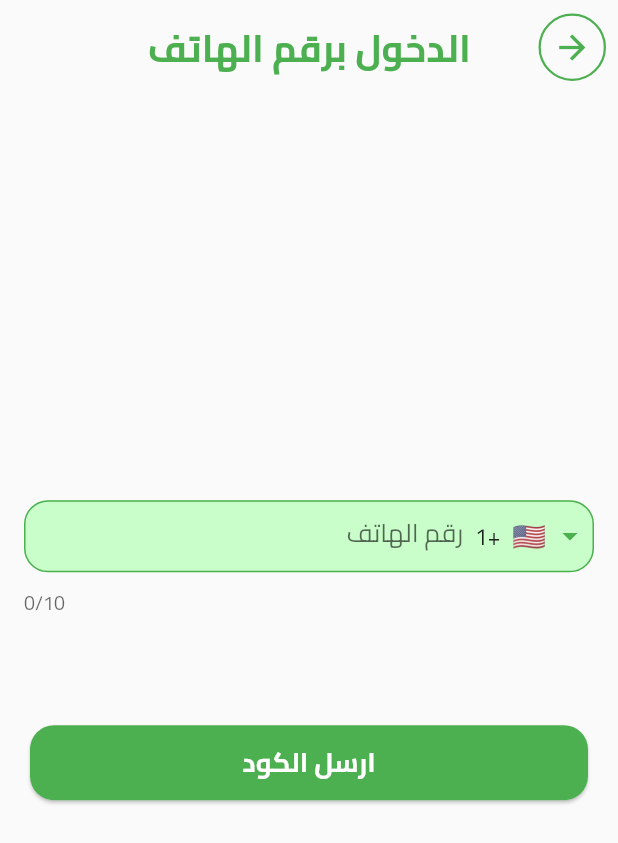
After one commit to yassabadr4/ween, a Flutter app: the PhoneAuthView screen opened by its route, on a phone screen of 412 x 824 dp. The commit adds this screen. Shown: the top 843 px of the screen. Run offline on Flutter 3.47's test engine with Material 2 defaults, Android fonts, the phone set to English and light mode, and no system bars; drawn by our look-alikes of intl_phone_field; our stand-ins replace bloc, cached_network_image, carousel_slider, firebase_auth, firebase_core, flutter_bloc and 5 more; accounts and stored records are empty.

Commit message:
phone auth cubit

```diff
--- a/lib/core/componants/colors.dart
+++ b/lib/core/componants/colors.dart
@@ -1,9 +1,8 @@
-import 'dart:ui';
 import 'package:flutter/material.dart';
 
 double height = 1.75;
 const Color kBlack = Color(0xff17182a);
 const Color kPrimary = Colors.green;
-const Color kSecondary = Color(0xff91b6ee);
+const Color kSecondary = Color.fromARGB(255, 201, 254, 203);
 const Color kSecondary2 = Color(0xffcce6ff);
 const Color kWhiteColor = Color(0xffffffff);
--- a/lib/core/function/app_router.dart
+++ b/lib/core/function/app_router.dart
@@ -1,7 +1,8 @@
 import 'package:go_router/go_router.dart';
-import 'package:ween/features/Auth/forget_password.dart';
-import 'package:ween/features/Auth/login_page.dart';
-import 'package:ween/features/Auth/otp_page.dart';
+import 'package:ween/features/Auth/presentation/views/forget_password.dart';
+import 'package:ween/features/Auth/presentation/views/login_page.dart';
+import 'package:ween/features/Auth/presentation/views/otp_view.dart';
+import 'package:ween/features/Auth/presentation/views/phone_auth_view.dart';
 import 'package:ween/features/Home/presentaion/views/search_view.dart';
 import 'package:ween/features/Home/presentaion/views/setting_view.dart';
 import '../../Features/Splash/splash_view.dart';
@@ -20,7 +21,9 @@ abstract class AppRouter {
   static const kLogInPage = '/LogInPage';
   static const kCreateView = '/CreateView';
   static const kForgetPassword = '/ForgetPassword';
-  static const kOtpPage = '/OtpPage';
+  static const kOtpView = '/OtpView';
+    static const kPhoneAuthView = '/PhoneAuthView';
+
   static const kSettingView = '/Setting';
   static const kSearchView = '/SearchView';
 
@@ -39,7 +42,7 @@ abstract class AppRouter {
     ),
     GoRoute(
       path: kHomeView,
-      builder: (context, state) =>  HomeView(),
+      builder: (context, state) => HomeView(),
     ),
     GoRoute(
       path: kDetailsView,
@@ -58,12 +61,16 @@ abstract class AppRouter {
       builder: (context, state) => const ForgetPassword(),
     ),
     GoRoute(
-      path: kOtpPage,
-      builder: (context, state) => const OtpPage(),
+      path: kOtpView,
+      builder: (context, state) => const OtpView(),
+    ),
+    GoRoute(
+      path: kPhoneAuthView,
+      builder: (context, state) => const PhoneAuthView(),
     ),
     GoRoute(
       path: kSettingView,
-      builder: (context, state) => SettingView(),
+      builder: (context, state) => const SettingView(),
     ),
     GoRoute(
       path: kSearchView,
--- /dev/null
+++ b/lib/features/Auth/presentation/maneger/cubit/auth_state.dart
@@ -0,0 +1,17 @@
+
+
+abstract class PhoneAuthState {}
+
+class PhoneAuthInitial extends PhoneAuthState {}
+
+class LoadingState extends PhoneAuthState {}
+
+class ErrorOccurred extends PhoneAuthState {
+  final String errorMsg;
+
+  ErrorOccurred({required this.errorMsg});
+}
+
+class PhoneNumberSubmited extends PhoneAuthState{}
+
+class PhoneOTPVerified extends PhoneAuthState{}
--- /dev/null
+++ b/lib/features/Auth/presentation/views/phone_auth_view.dart
@@ -0,0 +1,108 @@
+import 'package:flutter/material.dart';
+import 'package:flutter_bloc/flutter_bloc.dart';
+import 'package:go_router/go_router.dart';
+import 'package:pinput/pinput.dart';
+import 'package:ween/core/componants/buttons/circle_button.dart';
+import 'package:ween/core/componants/colors.dart';
+import 'package:ween/features/Auth/presentation/maneger/cubit/auth_cubit.dart';
+import 'package:ween/features/Auth/presentation/maneger/cubit/auth_state.dart';
+import 'package:ween/features/Auth/presentation/views/widgets/custom_phone_field.dart';
+import '../../../../core/componants/buttons/custom_botton.dart';
+import '../../../../core/function/app_router.dart';
+
+class PhoneAuthView extends StatefulWidget {
+  const PhoneAuthView({super.key});
+
+  @override
+  State<PhoneAuthView> createState() => _PhoneAuthViewState();
+}
+
+class _PhoneAuthViewState extends State<PhoneAuthView> {
+  GlobalKey<FormState> formKey = GlobalKey();
+  TextEditingController phoneNumberController = TextEditingController();
+  final defaultPinTheme = PinTheme(
+    width: 45,
+    height: 50,
+    textStyle: const TextStyle(
+        color: kPrimary, fontWeight: FontWeight.bold, fontSize: 25),
+    decoration: BoxDecoration(
+      color: kSecondary,
+      borderRadius: BorderRadius.circular(8),
+      border: Border.all(color: const Color.fromARGB(51, 158, 158, 158)),
+    ),
+  );
+  @override
+  Widget build(BuildContext context) {
+    return BlocConsumer<PhoneAuthCubit, PhoneAuthState>(
+      listener: (context, state) {
+        if (state is PhoneNumberSubmited) {
+          GoRouter.of(context).push(AppRouter.kOtpView);
+        } else if (state is PhoneOTPVerified) {
+          GoRouter.of(context).pushReplacement(AppRouter.kHomeView);
+        } else if (state is ErrorOccurred) {
+          ScaffoldMessenger.of(context)
+              .showSnackBar(SnackBar(content: Text(state.errorMsg)));
+        }
+      },
+      builder: (context, state) {
+        return Scaffold(
+          body: SafeArea(
+            child: Form(
+              key: formKey,
+              child: Padding(
+                padding: const EdgeInsets.all(8.0),
+                child: Column(
+                  children: [
+                    Row(
+                      children: [
+                        CircleButton(
+                          icon: Icons.arrow_back,
+                          onPressed: () {
+                            GoRouter.of(context).pop();
+                          },
+                        ),
+                        const Spacer(
+                          flex: 1,
+                        ),
+                        const Text(
+                          'الدخول برقم الهاتف',
+                          style: TextStyle(
+                              color: kPrimary,
+                              fontWeight: FontWeight.bold,
+                              fontSize: 25),
+                        ),
+                        const Spacer(
+                          flex: 2,
+                        ),
+                      ],
+                    ),
+                    const Spacer(),
+                    CustomPhoneFromField(
+                      controller: phoneNumberController,
+                      labelText: 'رقم الهاتف',
+                    ),
+                    const SizedBox(
+                      width: double.maxFinite,
+                      height: 50,
+                    ),
+                    CustomButton(
+                      title: 'ارسل الكود',
+                      onPressd: () {
+                        final phoneNumber = phoneNumberController.text.trim();
+                        if (phoneNumber.isNotEmpty) {
+                          BlocProvider.of<PhoneAuthCubit>(context)
+                              .submitPhoneNumber(phoneNumber);
+                        }
+                      },
+                    ),
+                    const Spacer(),
+                  ],
+                ),
+              ),
+            ),
+          ),
+        );
+      },
+    );
+  }
+}
--- a/lib/features/Auth/signup_page.dart
+++ b/lib/features/Auth/presentation/views/signup_page.dart
@@ -3,10 +3,10 @@ import 'package:go_router/go_router.dart';
 import 'package:ionicons/ionicons.dart';
 import 'package:ween/core/componants/buttons/custom_botton.dart';
 import 'package:ween/core/componants/colors.dart';
-import 'package:ween/features/Auth/widgets/custom_password.dart';
-import 'package:ween/features/Auth/widgets/custom_text_from_field.dart';
+import 'package:ween/features/Auth/presentation/views/widgets/custom_password.dart';
+import 'package:ween/features/Auth/presentation/views/widgets/custom_text_from_field.dart';
 
-import '../../core/function/app_router.dart';
+import '../../../../core/function/app_router.dart';
 
 class SignUpPage extends StatefulWidget {
   const SignUpPage({super.key});
--- /dev/null
+++ b/lib/features/Auth/presentation/views/widgets/custom_phone_field.dart
@@ -0,0 +1,60 @@
+import 'package:flutter/material.dart';
+import 'package:intl_phone_field/intl_phone_field.dart';
+import 'package:intl_phone_field/phone_number.dart';
+import 'package:ween/core/componants/colors.dart';
+
+class CustomPhoneFromField extends StatelessWidget {
+  const CustomPhoneFromField({
+    Key? key,
+    required this.labelText,
+    this.onChanged,
+    this.controller,
+  }) : super(key: key);
+  final String labelText;
+  final Function(PhoneNumber?)? onChanged;
+  final TextEditingController? controller;
+  @override
+  Widget build(BuildContext context) {
+    return Padding(
+      padding: const EdgeInsets.all(8),
+      child: IntlPhoneField(
+        controller: controller,
+        textAlignVertical: TextAlignVertical.center,
+        textAlign: TextAlign.start,
+        onChanged: onChanged,
+        validator: (value) {
+          if (value == null) {
+            return 'field is required';
+          }
+          return null;
+        },
+        decoration: InputDecoration(
+          isCollapsed: true,
+          enabledBorder: OutlineInputBorder(
+            borderSide: const BorderSide(color: kPrimary),
+            borderRadius: BorderRadius.circular(16),
+          ),
+          focusedBorder: OutlineInputBorder(
+            borderSide: const BorderSide(color: kPrimary),
+            borderRadius: BorderRadius.circular(16),
+          ),
+          focusedErrorBorder: OutlineInputBorder(
+            borderRadius: BorderRadius.circular(16),
+            borderSide: const BorderSide(color: Colors.red),
+          ),
+          errorBorder: OutlineInputBorder(
+            borderRadius: BorderRadius.circular(16),
+            borderSide: const BorderSide(
+              color: Colors.red,
+            ),
+          ),
+          prefixIconColor: kPrimary,
+          labelText: labelText,
+          // hintStyle: TextStyle(color: Colors.blue),
+          filled: true,
+          fillColor: kSecondary,
+        ),
+      ),
+    );
+  }
+}
--- a/lib/features/Create Store/pressentaion/views/create_view.dart
+++ b/lib/features/Create Store/pressentaion/views/create_view.dart
@@ -6,7 +6,7 @@ import 'package:ionicons/ionicons.dart';
 
 import '../../../../core/componants/buttons/custom_botton.dart';
 import '../../../../core/componants/colors.dart';
-import '../../../Auth/widgets/custom_text_from_field.dart';
+import '../../../Auth/presentation/views/widgets/custom_text_from_field.dart';
 
 class CreateView extends StatefulWidget {
   const CreateView({super.key});
--- a/lib/features/Splash/onboarding.dart
+++ b/lib/features/Splash/onboarding.dart
@@ -37,7 +37,7 @@ class _OnBoardingState extends State<OnBoarding> {
           if (isCustomer == true) {
             GoRouter.of(context).push(AppRouter.kHomeView);
           } else if (isOwner == true) {
-            GoRouter.of(context).push(AppRouter.kLogInPage);
+            GoRouter.of(context).push(AppRouter.kPhoneAuthView);
           } else {}
           setState(() {});
         },
--- a/pubspec.yaml
+++ b/pubspec.yaml
@@ -29,6 +29,7 @@ environment:
 # versions available, run `flutter pub outdated`.
 dependencies:
   another_carousel_pro: ^1.0.0
+  bloc: ^8.1.2
   cached_network_image: ^3.3.0
   carousel_slider: ^4.2.1
   cupertino_icons: ^1.0.2
@@ -37,12 +38,15 @@ dependencies:
   firebase_core: ^2.22.0
   flutter:
     sdk: flutter
+  flutter_bloc: ^8.1.3
   flutter_localizations:
     sdk: flutter
   flutter_onboarding_slider: ^1.0.11
   go_router: ^11.1.4
   image_picker: ^1.0.4
+  intl_phone_field: ^3.2.0
   ionicons: ^0.2.2
+  pinput: ^3.0.1
 
 dev_dependencies:
   flutter_lints: ^2.0.0
```
Also changed, not shown: lib/features/Auth/otp_page.dart (deleted, +0 -129 lines), lib/features/Auth/presentation/maneger/cubit/auth_cubit.dart (added, +67 -0 lines), lib/features/Auth/presentation/views/forget_password.dart (renamed from lib/features/Auth/forget_password.dart, +11 -16 lines), lib/features/Auth/presentation/views/login_page.dart (renamed from lib/features/Auth/login_page.dart, +4 -4 lines), lib/features/Auth/presentation/views/otp_page.dart (added, +129 -0 lines), lib/features/Auth/presentation/views/otp_view.dart (added, +122 -0 lines), lib/main.dart (+7 -2 lines), lib/features/Auth/presentation/views/widgets/custom_password.dart (renamed from lib/features/Auth/widgets/custom_password.dart), lib/features/Auth/presentation/views/widgets/custom_text_from_field.dart (renamed from lib/features/Auth/widgets/custom_text_from_field.dart), pubspec.lock, 5 other files.
